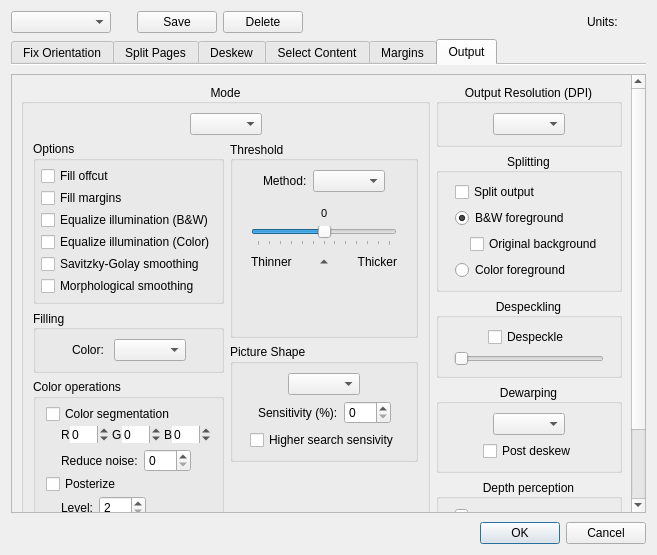
This is ui/DefaultParamsDialog.ui in 4lex4/scantailor-advanced as Qt 5 draws it before an edit. The edited form follows.
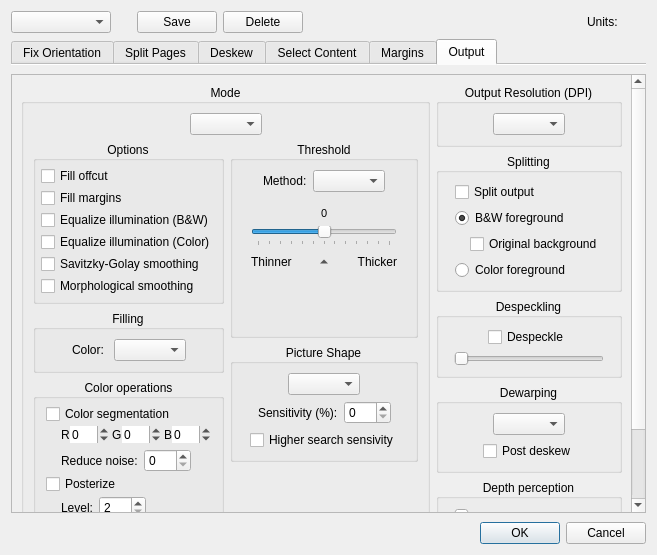
This is the edited form. The open tabs and pages were chosen to show the change. Icons and pictures are not drawn.

Diff of the .ui file:
```diff
--- a/ui/DefaultParamsDialog.ui
+++ b/ui/DefaultParamsDialog.ui
@@ -1900,6 +1900,9 @@
                     <property name="title">
                      <string>Options</string>
                     </property>
+                    <property name="alignment">
+                     <set>Qt::AlignCenter</set>
+                    </property>
                     <layout class="QHBoxLayout" name="horizontalLayout_14">
                      <property name="leftMargin">
                       <number>0</number>
@@ -2015,7 +2018,7 @@
                      <string>Filling</string>
                     </property>
                     <property name="alignment">
-                     <set>Qt::AlignLeading|Qt::AlignLeft|Qt::AlignVCenter</set>
+                     <set>Qt::AlignCenter</set>
                     </property>
                     <property name="flat">
                      <bool>false</bool>
@@ -2072,6 +2075,9 @@
                     <property name="title">
                      <string>Color operations</string>
                     </property>
+                    <property name="alignment">
+                     <set>Qt::AlignCenter</set>
+                    </property>
                     <layout class="QHBoxLayout" name="horizontalLayout_28">
                      <property name="leftMargin">
                       <number>0</number>
@@ -2584,7 +2590,7 @@
                      <string>Threshold</string>
                     </property>
                     <property name="alignment">
-                     <set>Qt::AlignLeading|Qt::AlignLeft|Qt::AlignVCenter</set>
+                     <set>Qt::AlignCenter</set>
                     </property>
                     <property name="flat">
                      <bool>false</bool>
@@ -3052,6 +3058,9 @@
                     <property name="title">
                      <string>Picture Shape</string>
                     </property>
+                    <property name="alignment">
+                     <set>Qt::AlignCenter</set>
+                    </property>
                     <layout class="QVBoxLayout" name="verticalLayout_20">
                      <item>
                       <layout class="QHBoxLayout" name="horizontalLayout_15">
```
Left out of the diff: 37 changed lines with no effect on the pictures.
